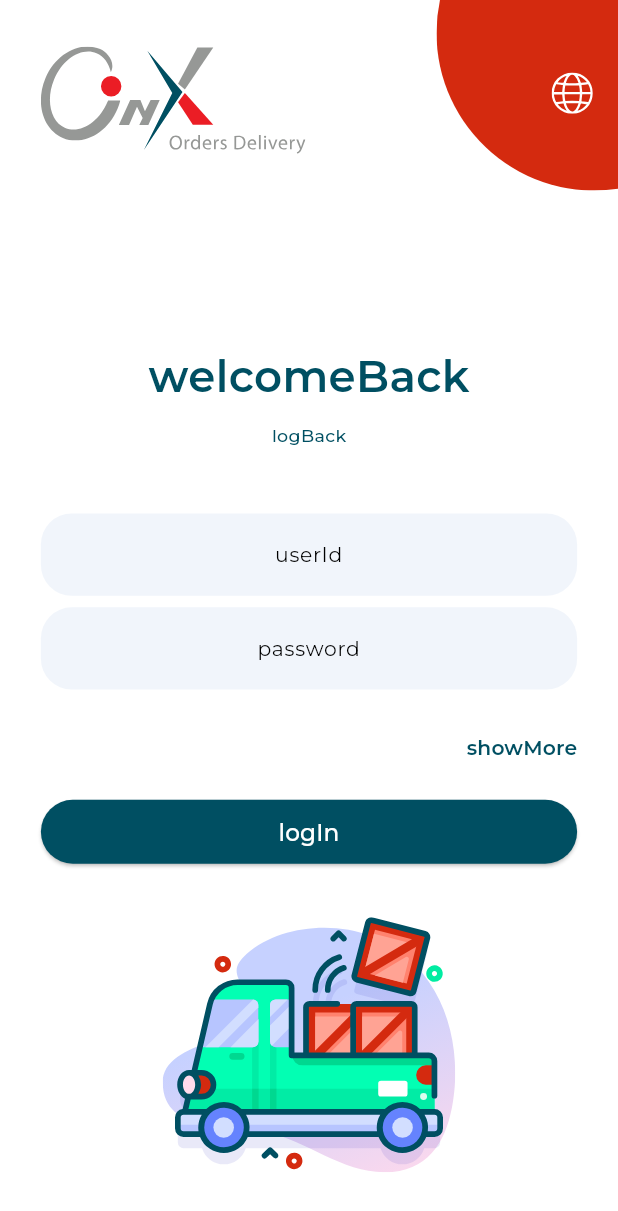
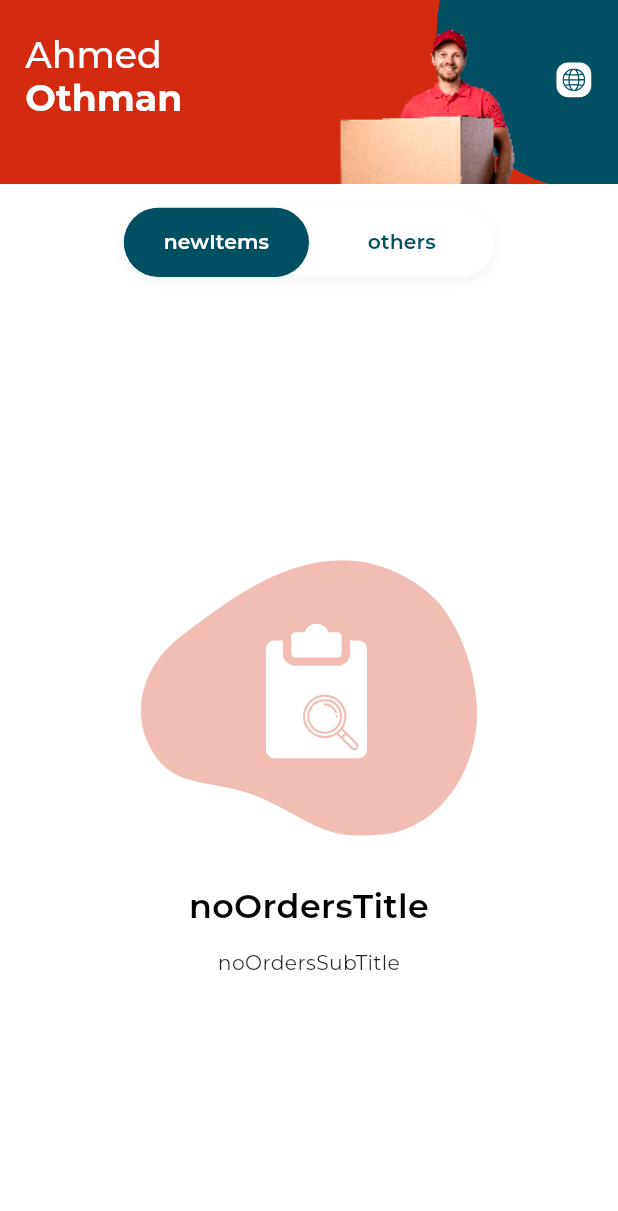
Before and after one commit to MoustafaSaid/ultimate_solutions_flutter_task, a Flutter app: the screen it shows after launch, on a phone screen of 412 x 824 dp. Shown: the top 1211 px of the screen. Run offline on Flutter 3.47's test engine with Material 3 defaults, Android fonts, the phone set to English and light mode, and no system bars; our stand-ins replace dartz, dio, easy_localization, equatable, flutter_bloc, flutter_screenutil and 4 more; generated files the repository leaves out were written again.

Commit message:
add home flow _home design

```diff
--- /dev/null
+++ b/lib/app/home/home_page.dart
@@ -0,0 +1,72 @@
+import 'package:flutter/material.dart';
+import 'package:ultimate_solution_flutter_task/app/home/widgets/empty_orders_widget.dart';
+import 'package:ultimate_solution_flutter_task/app/home/widgets/header_widget.dart';
+import 'package:ultimate_solution_flutter_task/app/home/widgets/orders_list_widget.dart';
+import 'package:ultimate_solution_flutter_task/app/home/widgets/tab_bar_widget.dart';
+
+class HomePage extends StatefulWidget {
+  const HomePage({super.key});
+
+  @override
+  State<HomePage> createState() => _HomePageState();
+}
+
+class _HomePageState extends State<HomePage> with TickerProviderStateMixin {
+  late TabController _tabController;
+  bool _showEmptyState =
+      true;
+
+  @override
+  void initState() {
+    super.initState();
+
+    _tabController = TabController(
+      length: 2,
+      vsync: this,
+      animationDuration: const Duration(milliseconds: 300),
+    );
+
+    _tabController.addListener(_handleTabChange);
+  }
+
+  void _handleTabChange() {
+    if (!_tabController.indexIsChanging) {
+      setState(() {
+        _showEmptyState = _tabController.index == 0;
+      });
+    }
+  }
+
+  @override
+  void dispose() {
+    _tabController.removeListener(_handleTabChange);
+    _tabController.dispose();
+    super.dispose();
+  }
+
+  @override
+  Widget build(BuildContext context) {
+    return Scaffold(
+      body: Column(
+        children: [
+          const HeaderWidget(),
+
+          TabBarWidget(tabController: _tabController),
+
+          Expanded(
+            child: TabBarView(
+              controller: _tabController,
+              children: [
+                _showEmptyState
+                    ? const EmptyOrdersWidget()
+                    : const OrdersListWidget(status: 'new'),
+
+                const OrdersListWidget(status: 'others'),
+              ],
+            ),
+          ),
+        ],
+      ),
+    );
+  }
+}
--- /dev/null
+++ b/lib/app/home/widgets/empty_orders_widget.dart
@@ -0,0 +1,50 @@
+import 'package:flutter/material.dart';
+import 'package:flutter_screenutil/flutter_screenutil.dart';
+import 'package:flutter_svg/flutter_svg.dart';
+import 'package:easy_localization/easy_localization.dart';
+import 'package:ultimate_solution_flutter_task/core/constants/images_constants/images_constants.dart';
+import 'package:ultimate_solution_flutter_task/core/constants/strings_constants/strings_constants.dart';
+import 'package:ultimate_solution_flutter_task/core/theme/font_manager/font_styles.dart';
+
+class EmptyOrdersWidget extends StatelessWidget {
+  const EmptyOrdersWidget({Key? key}) : super(key: key);
+
+  @override
+  Widget build(BuildContext context) {
+    return Center(
+      child: Column(
+        mainAxisAlignment: MainAxisAlignment.center,
+        children: [
+          // Empty order icon with blob background
+          Center(
+            child: SvgPicture.asset(
+ImagesConstants.emptyOrder,              // Use a slightly darker color for the icon
+            ),
+          ),
+          SizedBox(height: 32.h),
+
+          // No orders title - using the exact font size and weight from design
+          Text(
+            StringsConstants.noOrdersTitle.tr(),
+            style: TextStyles.font23blackSemiBold,
+            textAlign: TextAlign.center,
+          ),
+
+          SizedBox(height: 12.h),
+
+          // No orders subtitle
+          Padding(
+            padding: EdgeInsets.symmetric(horizontal: 40.w),
+            child: Text(
+              StringsConstants.noOrdersSubTitle.tr(),
+              style: TextStyles.font14BlackRegular.copyWith(
+                color: Colors.black87,
+              ),
+              textAlign: TextAlign.center,
+            ),
+          ),
+        ],
+      ),
+    );
+  }
+}
--- /dev/null
+++ b/lib/app/home/widgets/header_widget.dart
@@ -0,0 +1,83 @@
+import 'package:flutter/material.dart';
+import 'package:flutter_screenutil/flutter_screenutil.dart';
+import 'package:flutter_svg/flutter_svg.dart';
+import 'package:ultimate_solution_flutter_task/core/constants/images_constants/images_constants.dart';
+import 'package:ultimate_solution_flutter_task/core/theme/colors_manager/colors_manager.dart';
+import 'package:ultimate_solution_flutter_task/core/theme/font_manager/font_styles.dart';
+
+class HeaderWidget extends StatelessWidget {
+  const HeaderWidget({super.key});
+
+  @override
+  Widget build(BuildContext context) {
+    return Stack(
+      children: [
+        Container(
+          height: 127.h,
+          decoration: const BoxDecoration(
+            color: ColorsConstants.error,
+          ),
+        ),
+
+        Positioned(
+          right: 0,
+          top: 0,
+          child: SvgPicture.asset(
+            ImagesConstants.blueCircle,
+          ),
+        ),
+
+        Positioned(
+          right: 60,
+          bottom: 0,
+          child: Image.asset(
+            ImagesConstants.deliveryman,
+            fit: BoxFit.contain,
+          ),
+        ),
+
+        // User info
+        SafeArea(
+          child: Padding(
+            padding: EdgeInsets.only(left: 16.w, top: 23.h),
+            child: RichText(
+              text: TextSpan(
+                children: [
+                  TextSpan(
+                    text: 'Ahmed\n',
+                    style: TextStyles.font25whiteMedium,
+                  ),
+                  TextSpan(
+                    text: 'Othman',
+                    style: TextStyles.font25whiteBold,
+                  ),
+                ],
+              ),
+            ),
+          ),
+        ),
+
+        Positioned(
+          right: 17.w,
+          top: 43.h,
+          child: Container(
+            height: 24.h,
+            width: 24.h,
+            padding: EdgeInsets.all(4),
+            decoration: BoxDecoration(
+              color: ColorsConstants.white,
+              borderRadius: BorderRadius.circular(8.r),
+            ),
+            child: SvgPicture.asset(
+              ImagesConstants.language,
+              colorFilter: ColorFilter.mode(
+                  ColorsConstants.primaryDark, BlendMode.srcIn),
+              height: 16,
+              width: 16,
+            ),
+          ),
+        ),
+      ],
+    );
+  }
+}
--- /dev/null
+++ b/lib/app/home/widgets/tab_bar_widget.dart
@@ -0,0 +1,84 @@
+import 'package:flutter/material.dart';
+import 'package:flutter_screenutil/flutter_screenutil.dart';
+import 'package:easy_localization/easy_localization.dart';
+import 'package:ultimate_solution_flutter_task/core/constants/strings_constants/strings_constants.dart';
+import 'package:ultimate_solution_flutter_task/core/theme/colors_manager/colors_manager.dart';
+import 'package:ultimate_solution_flutter_task/core/theme/font_manager/font_styles.dart';
+
+class TabBarWidget extends StatelessWidget {
+  final TabController tabController;
+
+  const TabBarWidget({
+    super.key,
+    required this.tabController,
+  });
+
+  @override
+  Widget build(BuildContext context) {
+    return Padding(
+      padding: EdgeInsets.symmetric(horizontal: 24.w, vertical: 16.h),
+      child: Container(
+        height: 48.h,
+        width: MediaQuery.of(context).size.width *
+            0.6, // Adjust width to match design
+        decoration: BoxDecoration(
+          color: ColorsConstants.white,
+          borderRadius: BorderRadius.circular(30.r),
+          boxShadow: [
+            BoxShadow(
+              color: Colors.black.withValues(alpha: 0.05),
+              blurRadius: 6.r,
+              spreadRadius: 0.5.r,
+              offset: const Offset(0, 2),
+            ),
+          ],
+        ),
+        child: ClipRRect(
+          borderRadius: BorderRadius.circular(30.r),
+          child: TabBar(
+            controller: tabController,
+            labelColor: ColorsConstants.white,
+            unselectedLabelColor: ColorsConstants.primaryDark,
+            labelStyle: TextStyles.font14whiteSemiBold,
+            unselectedLabelStyle: TextStyles.font14primaryDarkSemiBold,
+            splashFactory: NoSplash.splashFactory,
+            automaticIndicatorColorAdjustment: true,
+            indicatorSize: TabBarIndicatorSize.tab,
+            indicatorPadding: EdgeInsets.zero,
+            padding: EdgeInsets.zero,
+            indicator: BoxDecoration(
+              color: ColorsConstants.primaryDark,
+              borderRadius: BorderRadius.circular(30.r),
+            ),
+            splashBorderRadius: BorderRadius.circular(30.r),
+            dividerHeight: 0,
+            tabs: [
+              Tab(
+                child: Align(
+                  alignment: Alignment.center,
+                  child: Text(
+                    StringsConstants.newItems.tr(),
+                    style: tabController.index == 0
+                        ? TextStyles.font14whiteSemiBold
+                        : TextStyles.font14primaryDarkSemiBold,
+                  ),
+                ),
+              ),
+              Tab(
+                child: Align(
+                  alignment: Alignment.center,
+                  child: Text(
+                    StringsConstants.others.tr(),
+                    style: tabController.index == 1
+                        ? TextStyles.font14whiteSemiBold
+                        : TextStyles.font14primaryDarkSemiBold,
+                  ),
+                ),
+              ),
+            ],
+          ),
+        ),
+      ),
+    );
+  }
+}
--- a/lib/core/theme/font_manager/font_styles.dart
+++ b/lib/core/theme/font_manager/font_styles.dart
@@ -47,7 +47,7 @@ class TextStyles {
       fontWeight: FontWeightManager.semiBold);
   static TextStyle font23blackSemiBold = TextStyle(
       fontSize: FontSize.s23.sp,
-      color: ColorsConstants.white,
+      color: ColorsConstants.black,
       fontFamily: FontConstant.fontFamily,
       fontWeight: FontWeightManager.semiBold);
 
--- a/lib/main.dart
+++ b/lib/main.dart
@@ -1,6 +1,7 @@
 import 'package:flutter/material.dart';
 import 'package:flutter_bloc/flutter_bloc.dart';
 import 'package:flutter_screenutil/flutter_screenutil.dart';
+import 'package:ultimate_solution_flutter_task/app/home/home_page.dart';
 import 'package:ultimate_solution_flutter_task/app/login/presentation/cubit/login_cubit.dart';
 import 'package:ultimate_solution_flutter_task/app/login/presentation/pages/login_page.dart';
 import 'package:ultimate_solution_flutter_task/core/di/service_locator.dart'
@@ -35,7 +36,7 @@ class MyApp extends StatelessWidget {
           ),
           home: BlocProvider(
             create: (context) => di.sl<LoginCubit>(),
-            child: const LoginPage(),
+            child: const HomePage(),
           ),
         );
       },
```
Also changed, not shown: lib/app/home/widgets/orders_list_widget.dart (added, +99 -0 lines), 1 other file.
